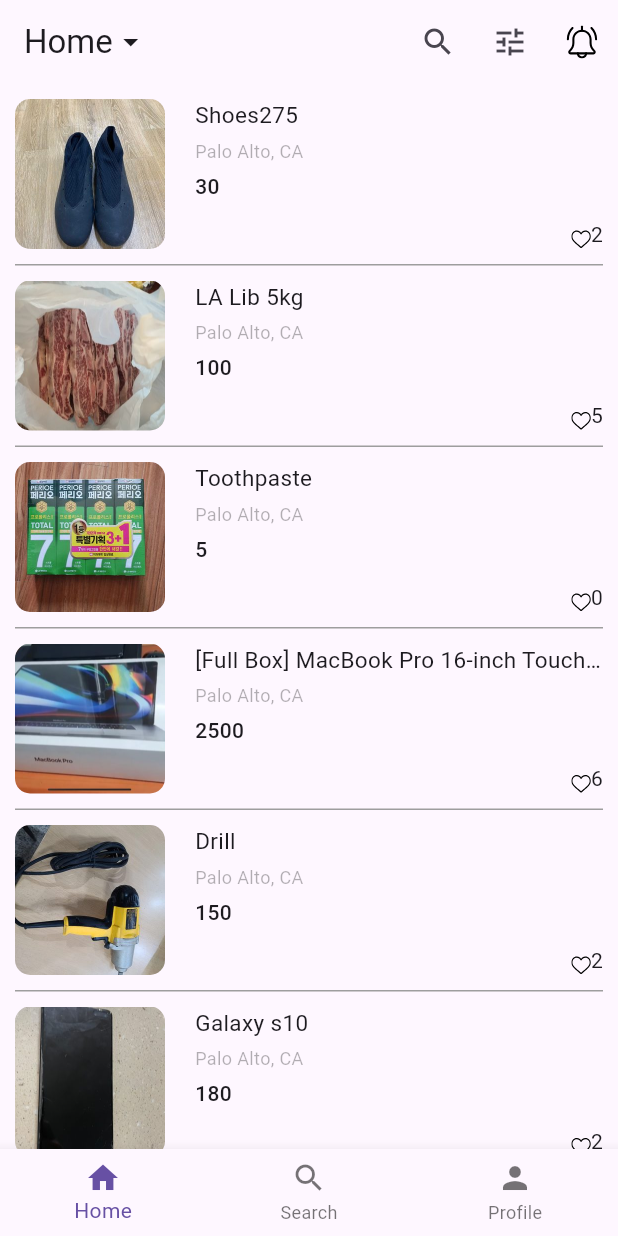
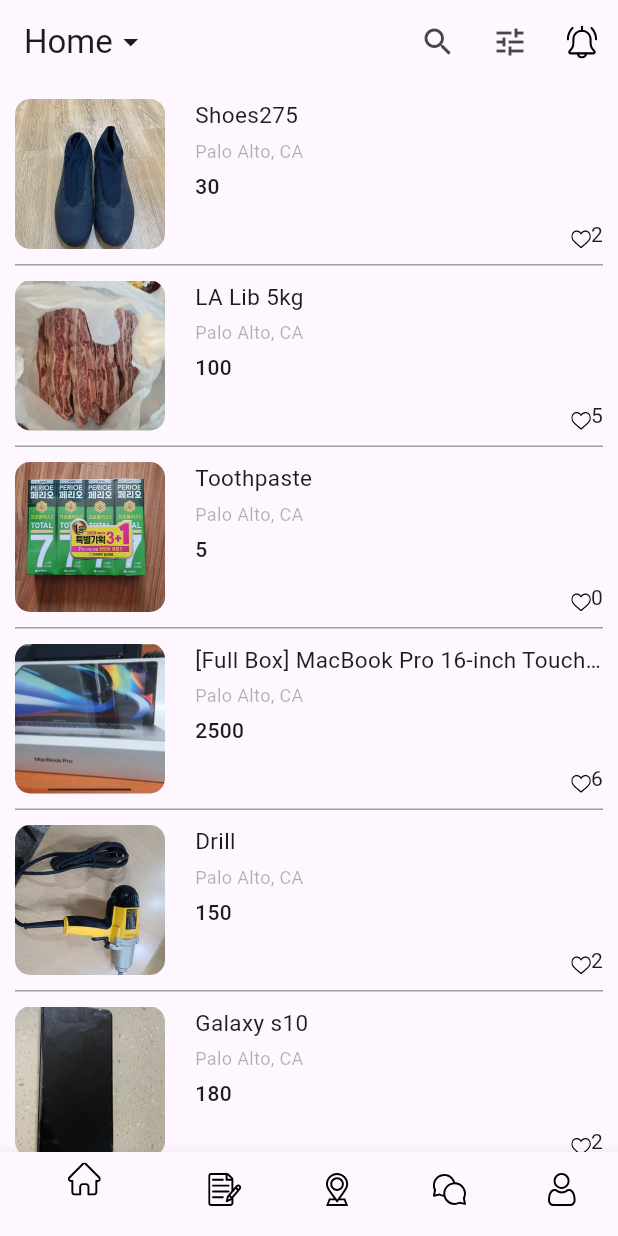
Before and after one commit to ellesis/flutter_market, a Flutter app: the screen it shows after launch, on a phone screen of 412 x 824 dp. Run offline on Flutter 3.47's test engine with Material 3 defaults, Android fonts, the phone set to English and light mode, and no system bars; our stand-ins replace flutter_svg.

Commit message:
add BottomNavigationBar items

```diff
--- a/lib/page_home.dart
+++ b/lib/page_home.dart
@@ -209,9 +209,16 @@ class _PageHomeState extends State<PageHome> {
   Widget _bottomNavigationBarWidget() {
     return BottomNavigationBar(
       items: [
-        BottomNavigationBarItem(icon: Icon(Icons.home), label: 'Home'),
-        BottomNavigationBarItem(icon: Icon(Icons.search), label: 'Search'),
-        BottomNavigationBarItem(icon: Icon(Icons.person), label: 'Profile'),
+        BottomNavigationBarItem(
+            icon: SvgPicture.asset("assets/svg/home_off.svg", width: 22, height: 22), label: 'Home'),
+        BottomNavigationBarItem(
+            icon: SvgPicture.asset("assets/svg/notes_off.svg", width: 22, height: 22), label: 'Neighborhood'),
+        BottomNavigationBarItem(
+            icon: SvgPicture.asset("assets/svg/location_off.svg", width: 22, height: 22), label: 'My Area'),
+        BottomNavigationBarItem(
+            icon: SvgPicture.asset("assets/svg/chat_off.svg", width: 22, height: 22), label: 'Chating'),
+        BottomNavigationBarItem(
+            icon: SvgPicture.asset("assets/svg/user_off.svg", width: 22, height: 22), label: 'My Info'),
       ],
     );
   }
```
